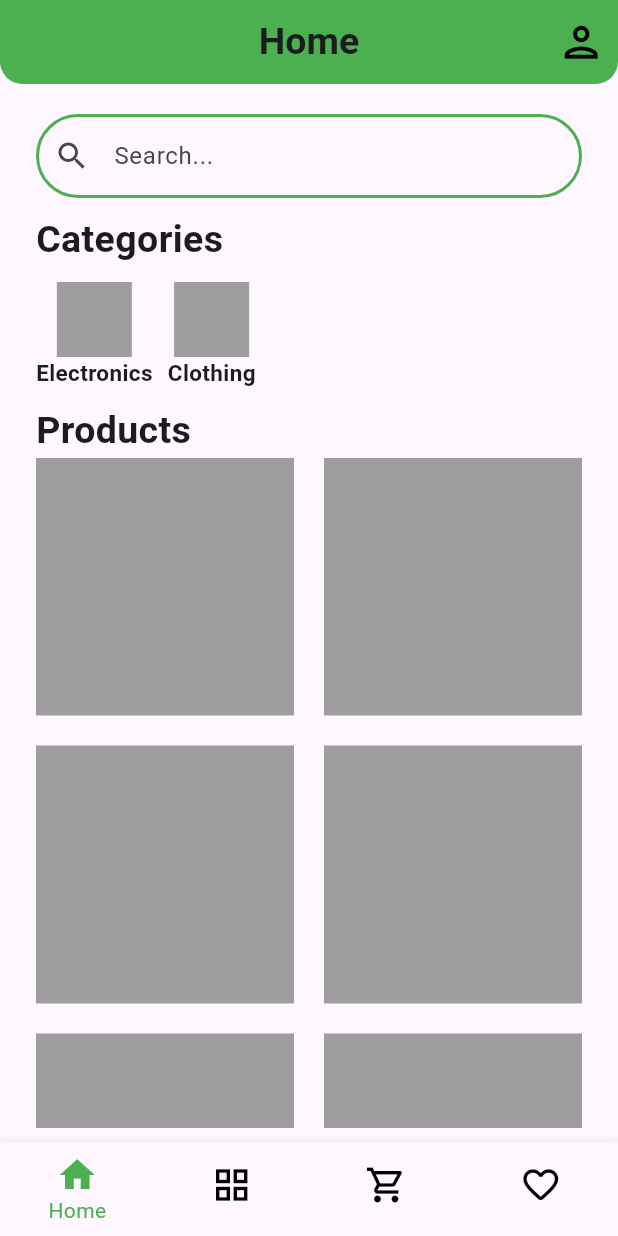
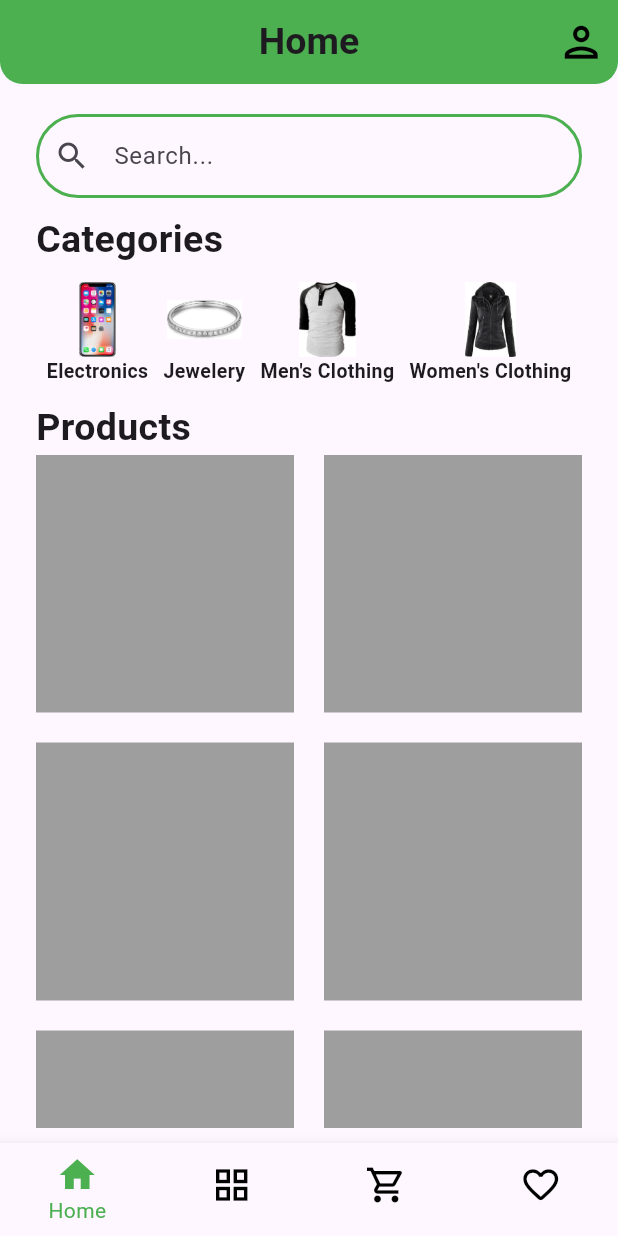
Before and after one commit to omarhelmy2004/eshop, a Flutter app: the screen it shows after launch, on a phone screen of 412 x 824 dp. Run offline on Flutter 3.47's test engine with Material 3 defaults, Android fonts, the phone set to English and light mode, and no system bars.

Commit message:
category widget and added images

```diff
--- a/lib/features/cart/presentation/pages/cart_page.dart
+++ b/lib/features/cart/presentation/pages/cart_page.dart
@@ -103,11 +103,11 @@ class OrderInfo extends StatelessWidget {
 
   @override
   Widget build(BuildContext context) {
-    return Padding(
-      padding: const EdgeInsets.all(16.0),
+    return const Padding(
+      padding: EdgeInsets.all(16.0),
       child: Column(
         crossAxisAlignment: CrossAxisAlignment.start,
-        children: const [
+        children: [
           Text('Order Info', style: TextStyle(fontSize: 20, fontWeight: FontWeight.bold)),
           SizedBox(height: 8),
           OrderInfoRow(label: 'Subtotal', value: '\$27.25'),
--- a/lib/features/products/presentation/pages/products_page.dart
+++ b/lib/features/products/presentation/pages/products_page.dart
@@ -7,45 +7,32 @@ class ProductsPage extends StatelessWidget {
 
   @override
   Widget build(BuildContext context) {
-    return Scaffold(
+    return const Scaffold(
       body: Padding(
-        padding: const EdgeInsets.symmetric(horizontal: 24.0, vertical: 10),
+        padding: EdgeInsets.symmetric(horizontal: 24.0, vertical: 10),
         child: Column(
           crossAxisAlignment: CrossAxisAlignment.start,
           children: [
 
             CustomSearchBar(enColor: Colors.green,
                 foColor: Colors.black,),
-            const Text('Categories', style: TextStyle(fontSize: 25, fontWeight: FontWeight.bold)),
+            Text('Categories', style: TextStyle(fontSize: 25, fontWeight: FontWeight.bold)),
             Padding(
-              padding: const EdgeInsets.symmetric(vertical: 10),
+              padding: EdgeInsets.symmetric(vertical: 10),
               child: Row(
+                mainAxisAlignment: MainAxisAlignment.center,
                 children: [
-                  Column(
-                    children: [
-                      Container(
-                        height: 50,
-                        width: 50,
-                        color: Colors.grey,
-                      ),
-                      const Text('Electronics', style: TextStyle(fontSize: 15, fontWeight: FontWeight.bold)),
-                    ],
-                  ),
-                  const SizedBox(width: 10),
-                  Column(
-                    children: [
-                      Container(
-                        height: 50,
-                        width: 50,
-                        color: Colors.grey,
-                      ),
-                      const Text('Clothing', style: TextStyle(fontSize: 15, fontWeight: FontWeight.bold)),
-                    ],
-                  ),
+                  CategoryIMG(image: 'assets/images/images.jpg', text: 'Electronics'),
+                  SizedBox(width: 10),
+                  CategoryIMG(image: 'assets/images/61sbMiUnoGL._AC_UL640_QL65_ML3_.jpg', text: 'Jewelery'),
+                  SizedBox(width: 10),
+                  CategoryIMG(image: 'assets/images/mens.jpg', text: 'Men\'s Clothing'),
+                  SizedBox(width: 10),
+                  CategoryIMG(image: 'assets/images/womencloth.jpg', text: 'Women\'s Clothing'),
                 ],
               ),
             ),
-            const Text('Products', style: TextStyle(fontSize: 25, fontWeight: FontWeight.bold)),
+            Text('Products', style: TextStyle(fontSize: 25, fontWeight: FontWeight.bold)),
             ProductsGrid(),
           ],
         ),
@@ -53,3 +40,22 @@ class ProductsPage extends StatelessWidget {
     );
   }
 }
+
+class CategoryIMG extends StatelessWidget {
+  const CategoryIMG({
+    super.key, required this.image,  this.height = 50,  this.width = 50, required this.text,
+  });
+  final String image;
+  final double height;
+  final double width;
+  final String text;
+  @override
+  Widget build(BuildContext context) {
+    return Column(
+      children: [
+        Image.asset(image, height: 50, width: 50),
+         Text(text, style: const TextStyle(fontSize: 13, fontWeight: FontWeight.bold)),
+      ],
+    );
+  }
+}
--- a/pubspec.yaml
+++ b/pubspec.yaml
@@ -59,8 +59,9 @@ flutter:
   uses-material-design: true
 
   # To add assets to your application, add an assets section, like this:
-  # assets:
-  #   - images/a_dot_burr.jpeg
+  assets:
+    - assets/images/
+
   #   - images/a_dot_ham.jpeg
 
   # An image asset can refer to one or more resolution-specific "variants", see
```
Also changed, not shown: lib/features/auth/presentation/pages/signup_page.dart (+11 -11 lines), assets/images/61sbMiUnoGL._AC_UL640_QL65_ML3_.jpg (renamed from assets/61sbMiUnoGL._AC_UL640_QL65_ML3_.jpg), assets/images/images.jpg (renamed from assets/images.jpg), assets/images/mens.jpg (renamed from assets/mens.jpg), assets/images/womencloth.jpg (renamed from assets/womencloth.jpg).
